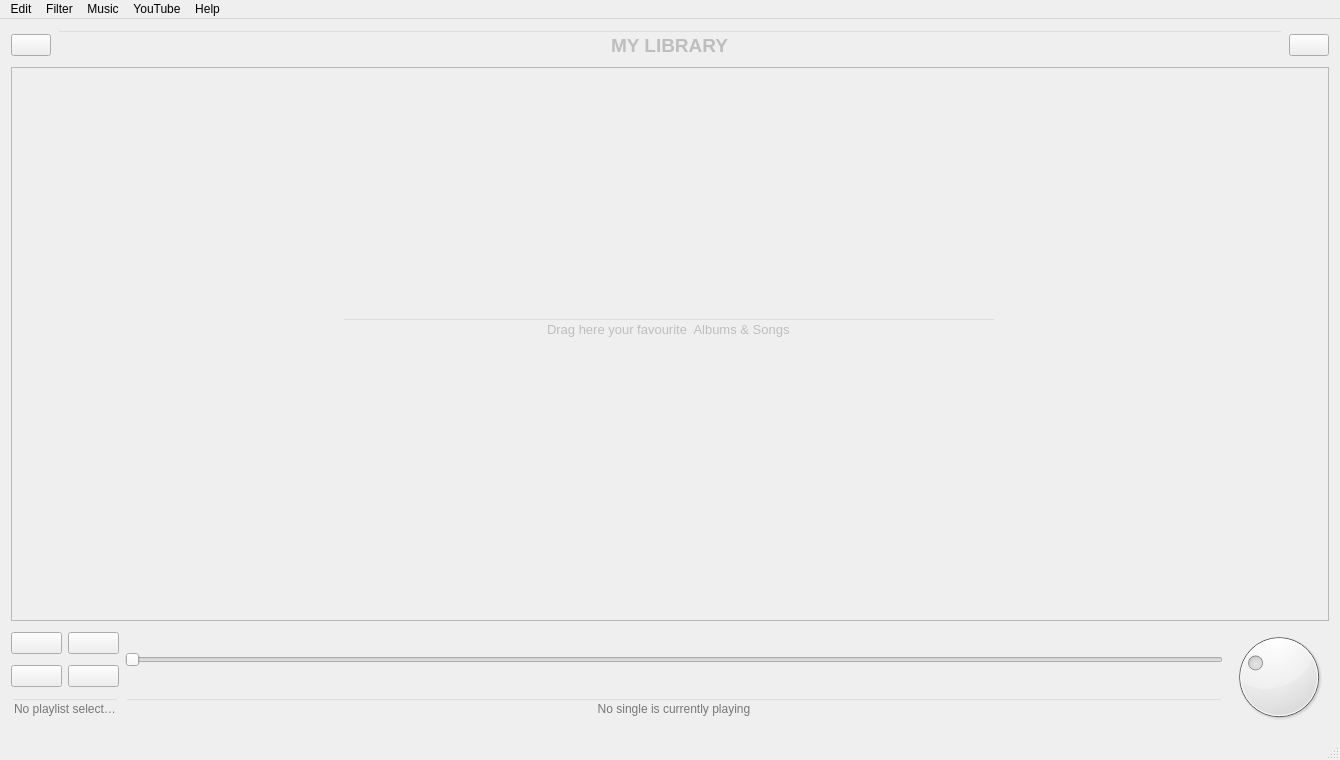
This is mainwin.ui in CermakM/MediaPlayer as Qt 5 draws it before an edit. The edited form follows.
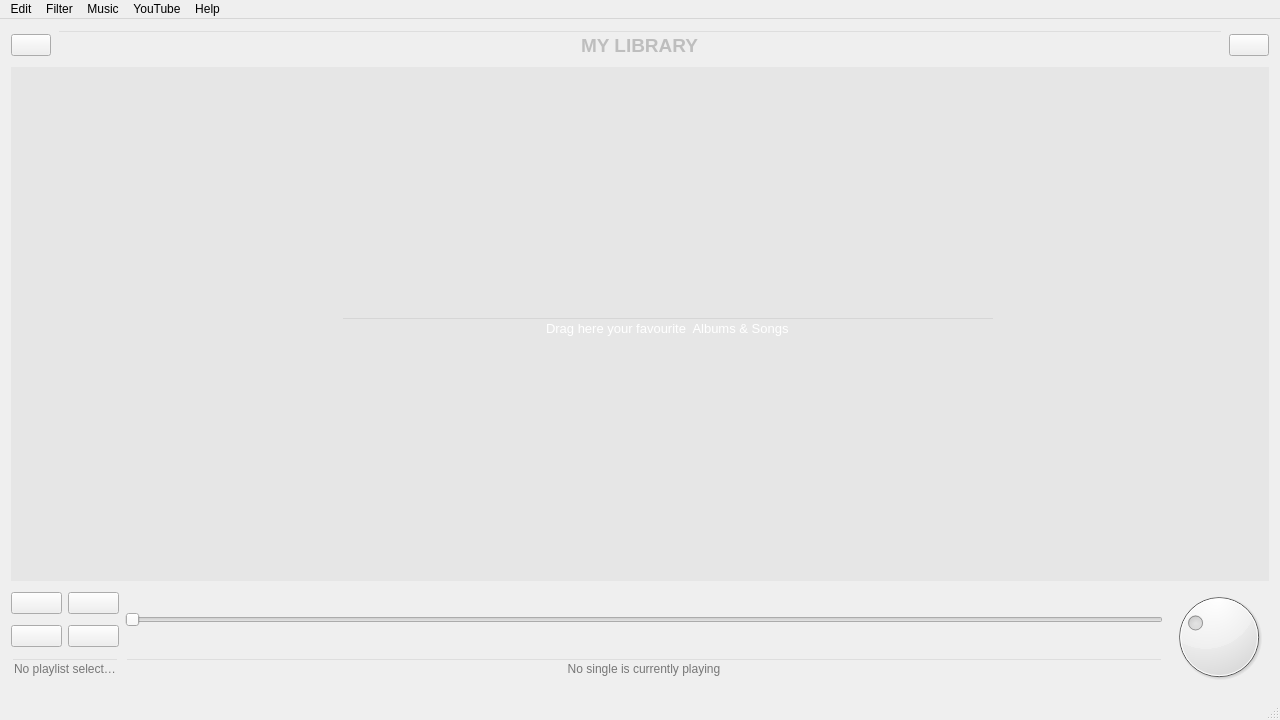
This is the edited form. Icons and pictures are not drawn. Custom widgets are drawn as their Qt base class.

```diff
--- a/mainwin.ui
+++ b/mainwin.ui
@@ -6,8 +6,8 @@
    <rect>
     <x>0</x>
     <y>0</y>
-    <width>1340</width>
-    <height>760</height>
+    <width>1280</width>
+    <height>720</height>
    </rect>
   </property>
   <property name="baseSize">
@@ -28,7 +28,7 @@
   </property>
   <widget class="QWidget" name="centralWidget">
    <property name="autoFillBackground">
-    <bool>true</bool>
+    <bool>false</bool>
    </property>
    <layout class="QGridLayout" name="gridLayout_2">
     <item row="0" column="1">
@@ -301,16 +301,25 @@
        <number>2000</number>
       </property>
       <property name="autoFillBackground">
-       <bool>true</bool>
+       <bool>false</bool>
       </property>
       <property name="styleSheet">
-       <string notr="true"/>
+       <string notr="true">* {
+color: white; 
+}
+QWidget#dropArea {
+	border: none;
+	background-color: rgba(0,0,0,10);
+}</string>
       </property>
       <property name="frameShadow">
        <enum>QFrame::Sunken</enum>
       </property>
       <property name="lineWidth">
-       <number>1</number>
+       <number>3</number>
+      </property>
+      <property name="midLineWidth">
+       <number>10</number>
       </property>
       <property name="sizeAdjustPolicy">
        <enum>QAbstractScrollArea::AdjustIgnored</enum>
@@ -326,8 +335,8 @@
         <rect>
          <x>0</x>
          <y>0</y>
-         <width>1320</width>
-         <height>543</height>
+         <width>1262</width>
+         <height>505</height>
         </rect>
        </property>
        <property name="mouseTracking">
@@ -337,10 +346,10 @@
         <bool>true</bool>
        </property>
        <property name="autoFillBackground">
-        <bool>true</bool>
+        <bool>false</bool>
        </property>
        <property name="styleSheet">
-        <string notr="true"/>
+        <string notr="true">background:transparent;</string>
        </property>
        <widget class="QLineEdit" name="default_placeholder">
         <property name="enabled">
@@ -403,7 +412,7 @@
     <rect>
      <x>0</x>
      <y>0</y>
-     <width>1340</width>
+     <width>1280</width>
      <height>19</height>
     </rect>
    </property>
```
